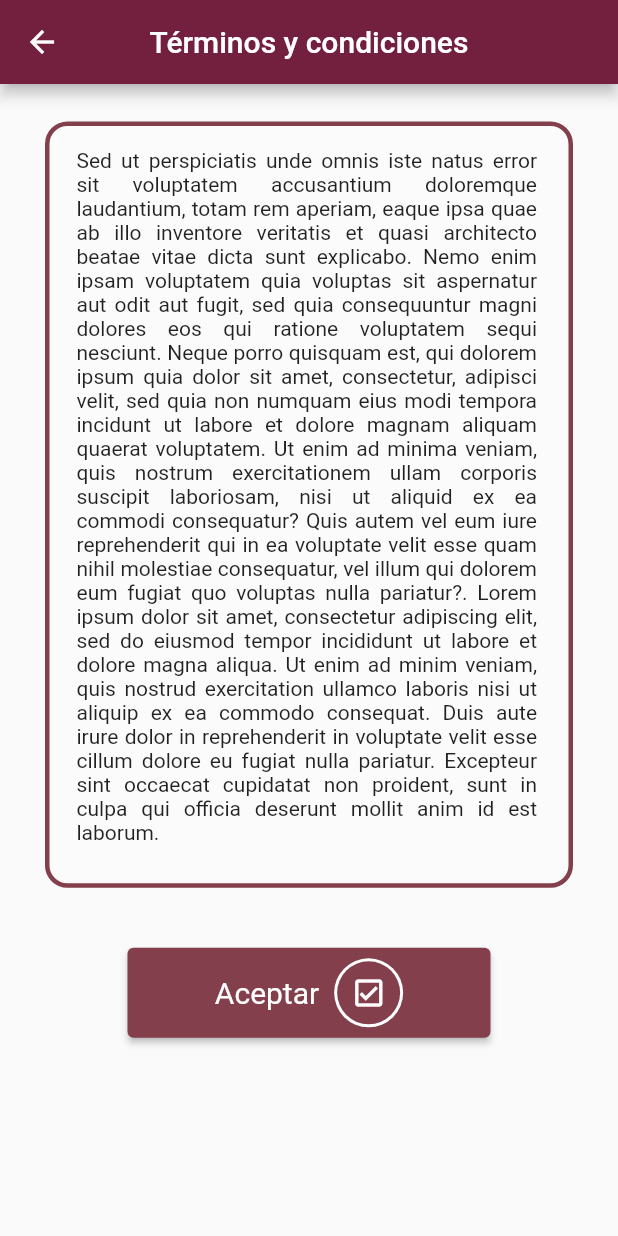
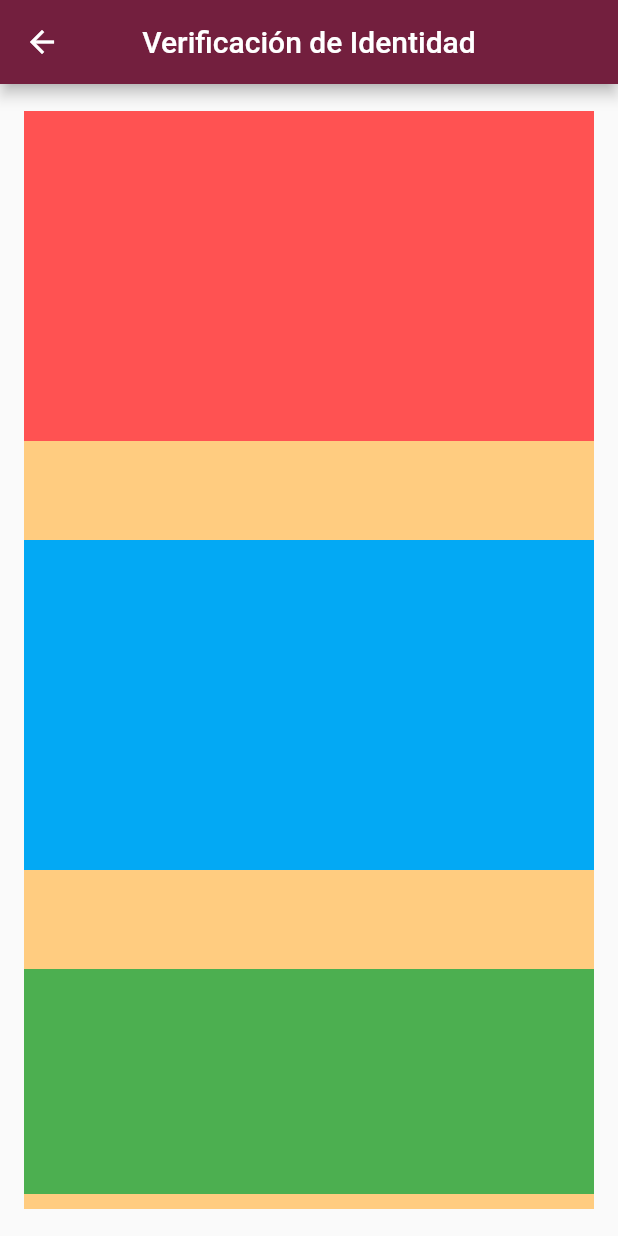
Before and after one commit to luigialejandro/flutter_set_of_decorated_cards, a Flutter app: the TermsConditions screen opened directly, after a tap on "Aceptar", on a phone screen of 412 x 824 dp. Run offline on Flutter 3.47's test engine with Material 2 defaults, Android fonts, the phone set to English and light mode, and no system bars.

Commit message:
Creation of the IdentityVerification class associated to the page  of the same name. So far I've distributed the main containers over the whole page. These are going to comprise, the first one, a general indications text; the second one, a space for the expected quotes, and the third one, a space for the pair of buttons.

```diff
--- /dev/null
+++ b/lib/identity_verification.dart
@@ -0,0 +1,59 @@
+import 'package:flutter/material.dart';
+
+class IdentityVerification extends StatefulWidget {
+  IdentityVerification({Key? key}) : super(key: key);
+
+  @override
+  State<IdentityVerification> createState() => _IdentityVerificationState();
+}
+
+class _IdentityVerificationState extends State<IdentityVerification> {
+  @override
+  Widget build(BuildContext context) {
+    return Scaffold(
+      appBar: AppBar(
+        title: Text('Verificación de Identidad'),
+        centerTitle: true,
+        backgroundColor: Color(0xff731F3E),
+      ),
+      body: identityVerificationBodyPage(context),
+    );
+  }
+
+  Widget identityVerificationBodyPage(context) {
+    return Container(
+      color: Colors.orange[200],
+      margin: EdgeInsets.symmetric(horizontal: 16, vertical: 18),
+      child: Column(
+        mainAxisAlignment: MainAxisAlignment.spaceBetween,
+        children: [
+          indicationToFollowText(context),
+          inspirationalQuoteSpace(context),
+          indicationButtons(context),
+        ],
+      ),
+    );
+  }
+
+  indicationToFollowText(context) {
+    return Container(
+      color: Colors.redAccent,
+      height: 220,
+    );
+  }
+
+  inspirationalQuoteSpace(context) {
+    return Container(
+      color: Colors.lightBlue,
+      height: 220,
+    );
+  }
+
+  indicationButtons(context) {
+    return Container(
+      margin: EdgeInsets.only(bottom: 10),
+      color: Colors.green,
+      height: 150,
+    );
+  }
+}
--- a/lib/terms_conditions.dart
+++ b/lib/terms_conditions.dart
@@ -1,4 +1,5 @@
 import 'package:flutter/material.dart';
+import 'package:flutter_set_of_decorated_cards/identity_verification.dart';
 
 class TermsConditions extends StatelessWidget {
   const TermsConditions({Key? key}) : super(key: key);
@@ -70,7 +71,11 @@ class TermsConditions extends StatelessWidget {
       child: buildButton(
           stepsTitle: 'Aceptar',
           stepsIcon: Icons.check_box_outlined,
-          stepsOnClicked: () {},
+          stepsOnClicked: () => Navigator.of(context).push(
+                MaterialPageRoute(
+                  builder: (context) => IdentityVerification(),
+                ),
+              ),
           stepsColor: Color(0xff833F4C)),
     );
   }
```
